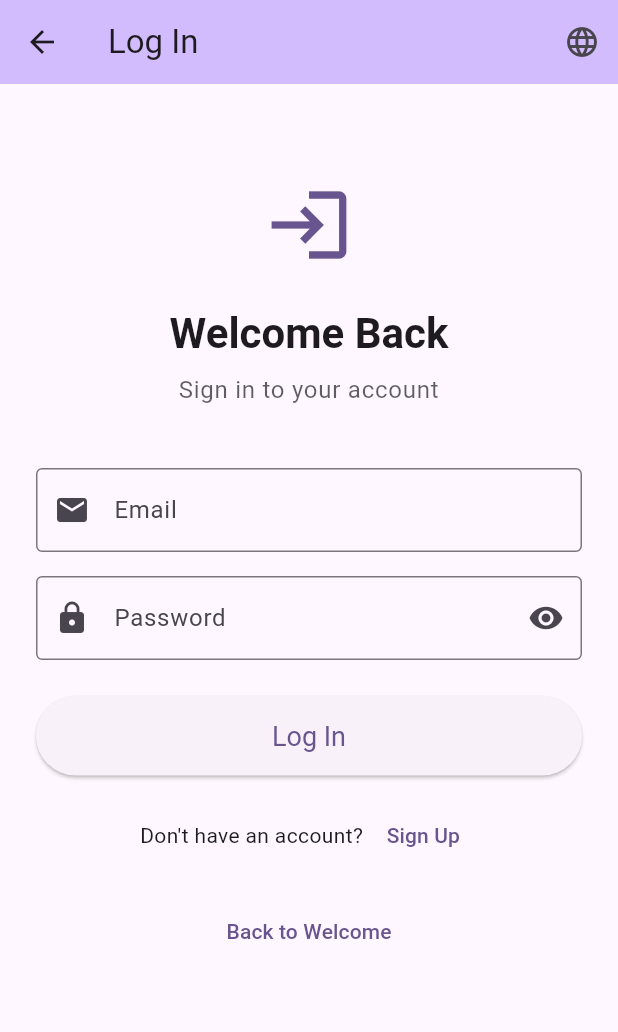
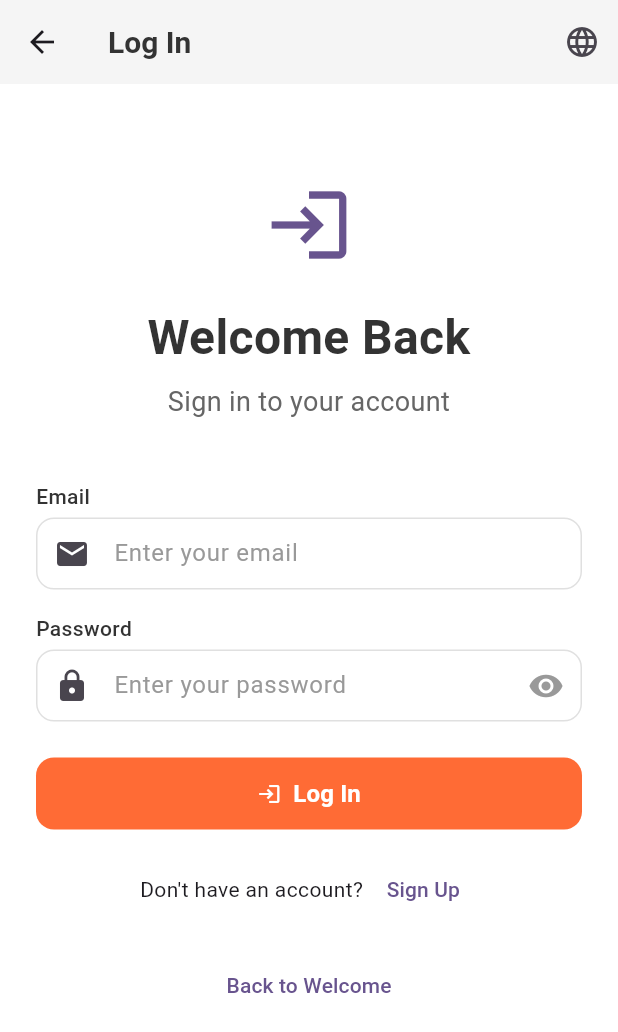
Before and after one commit to alexsukhrin/shum-ui, a Flutter app: the screen it shows after launch, after a tap on "Log In", on a phone screen of 412 x 824 dp. Shown: the top 1032 px of the screen. Run offline on Flutter 3.47's test engine with Material 3 defaults, Android fonts, the phone set to English and light mode, and no system bars.

Commit message:
Add detailed Figma to Flutter guide and custom input component with updated login page

```diff
--- a/lib/pages/login_page.dart
+++ b/lib/pages/login_page.dart
@@ -1,4 +1,9 @@
 import 'package:flutter/material.dart';
+import '../styles/colors.dart';
+import '../styles/typography.dart';
+
+import '../widgets/common/custom_button.dart';
+import '../widgets/common/custom_input.dart';
 
 class LoginPage extends StatefulWidget {
   final Function(Locale) onLanguageChanged;
@@ -14,7 +19,6 @@ class _LoginPageState extends State<LoginPage> {
   final _emailController = TextEditingController();
   final _passwordController = TextEditingController();
   bool _isLoading = false;
-  bool _obscurePassword = true;
 
   @override
   void dispose() {
@@ -58,9 +62,11 @@ class _LoginPageState extends State<LoginPage> {
   @override
   Widget build(BuildContext context) {
     return Scaffold(
+      backgroundColor: AppColors.background,
       appBar: AppBar(
-        backgroundColor: Theme.of(context).colorScheme.inversePrimary,
-        title: const Text('Log In'),
+        backgroundColor: AppColors.surface,
+        elevation: 0,
+        title: Text('Log In', style: AppTypography.h4),
         actions: [
           PopupMenuButton<Locale>(
             icon: const Icon(Icons.language),
@@ -98,31 +104,24 @@ class _LoginPageState extends State<LoginPage> {
                 const SizedBox(height: 24),
                 Text(
                   'Welcome Back',
-                  style: Theme.of(context).textTheme.headlineMedium?.copyWith(
-                    fontWeight: FontWeight.bold,
-                  ),
+                  style: AppTypography.h2,
                   textAlign: TextAlign.center,
                 ),
                 const SizedBox(height: 8),
                 Text(
                   'Sign in to your account',
-                  style: Theme.of(context).textTheme.bodyLarge?.copyWith(
-                    color: Theme.of(context).colorScheme.onSurface.withValues(alpha: 0.7),
-                  ),
+                  style: AppTypography.bodyLarge,
                   textAlign: TextAlign.center,
                 ),
                 const SizedBox(height: 40),
 
                 // Email Field
-                TextFormField(
+                CustomInput(
                   controller: _emailController,
+                  label: 'Email',
+                  hint: 'Enter your email',
                   keyboardType: TextInputType.emailAddress,
-                  decoration: const InputDecoration(
-                    labelText: 'Email',
-                    hintText: 'Enter your email',
-                    prefixIcon: Icon(Icons.email),
-                    border: OutlineInputBorder(),
-                  ),
+                  prefixIcon: const Icon(Icons.email),
                   validator: (value) {
                     if (value == null || value.isEmpty) {
                       return 'Please enter your email';
@@ -136,25 +135,12 @@ class _LoginPageState extends State<LoginPage> {
                 const SizedBox(height: 16),
 
                 // Password Field
-                TextFormField(
+                CustomInput(
                   controller: _passwordController,
-                  obscureText: _obscurePassword,
-                  decoration: InputDecoration(
-                    labelText: 'Password',
-                    hintText: 'Enter your password',
-                    prefixIcon: const Icon(Icons.lock),
-                    suffixIcon: IconButton(
-                      icon: Icon(
-                        _obscurePassword ? Icons.visibility : Icons.visibility_off,
-                      ),
-                      onPressed: () {
-                        setState(() {
-                          _obscurePassword = !_obscurePassword;
-                        });
-                      },
-                    ),
-                    border: const OutlineInputBorder(),
-                  ),
+                  label: 'Password',
+                  hint: 'Enter your password',
+                  obscureText: true,
+                  prefixIcon: const Icon(Icons.lock),
                   validator: (value) {
                     if (value == null || value.isEmpty) {
                       return 'Please enter your password';
@@ -168,19 +154,12 @@ class _LoginPageState extends State<LoginPage> {
                 const SizedBox(height: 24),
 
                 // Login Button
-                ElevatedButton(
+                CustomButton(
+                  text: 'Log In',
                   onPressed: _isLoading ? null : _handleLogin,
-                  style: ElevatedButton.styleFrom(
-                    padding: const EdgeInsets.symmetric(vertical: 16),
-                    textStyle: const TextStyle(fontSize: 18),
-                  ),
-                  child: _isLoading
-                      ? const SizedBox(
-                          height: 20,
-                          width: 20,
-                          child: CircularProgressIndicator(strokeWidth: 2),
-                        )
-                      : const Text('Log In'),
+                  isPrimary: true,
+                  isLoading: _isLoading,
+                  icon: Icons.login,
                 ),
                 const SizedBox(height: 16),
 
--- /dev/null
+++ b/lib/widgets/common/custom_input.dart
@@ -0,0 +1,155 @@
+import 'package:flutter/material.dart';
+import '../../styles/colors.dart';
+import '../../styles/typography.dart';
+import '../../styles/dimensions.dart';
+
+class CustomInput extends StatefulWidget {
+  final String? label;
+  final String? hint;
+  final String? error;
+  final TextEditingController? controller;
+  final TextInputType? keyboardType;
+  final bool obscureText;
+  final bool enabled;
+  final Widget? prefixIcon;
+  final Widget? suffixIcon;
+  final VoidCallback? onTap;
+  final ValueChanged<String>? onChanged;
+  final FormFieldValidator<String>? validator;
+  final int? maxLines;
+  final int? maxLength;
+
+  const CustomInput({
+    super.key,
+    this.label,
+    this.hint,
+    this.error,
+    this.controller,
+    this.keyboardType,
+    this.obscureText = false,
+    this.enabled = true,
+    this.prefixIcon,
+    this.suffixIcon,
+    this.onTap,
+    this.onChanged,
+    this.validator,
+    this.maxLines = 1,
+    this.maxLength,
+  });
+
+  @override
+  State<CustomInput> createState() => _CustomInputState();
+}
+
+class _CustomInputState extends State<CustomInput> {
+  bool _obscureText = false;
+  bool _hasFocus = false;
+
+  @override
+  void initState() {
+    super.initState();
+    _obscureText = widget.obscureText;
+  }
+
+  @override
+  Widget build(BuildContext context) {
+    return Column(
+      crossAxisAlignment: CrossAxisAlignment.start,
+      children: [
+        if (widget.label != null) ...[
+          Text(
+            widget.label!,
+            style: AppTypography.label,
+          ),
+          const SizedBox(height: AppDimensions.xs),
+        ],
+        Focus(
+          onFocusChange: (hasFocus) {
+            setState(() {
+              _hasFocus = hasFocus;
+            });
+          },
+          child: TextFormField(
+            controller: widget.controller,
+            keyboardType: widget.keyboardType,
+            obscureText: _obscureText,
+            enabled: widget.enabled,
+            onTap: widget.onTap,
+            onChanged: widget.onChanged,
+            validator: widget.validator,
+            maxLines: widget.maxLines,
+            maxLength: widget.maxLength,
+            style: AppTypography.body,
+            decoration: InputDecoration(
+              hintText: widget.hint,
+              hintStyle: AppTypography.body.copyWith(
+                color: AppColors.textLight,
+              ),
+              prefixIcon: widget.prefixIcon,
+              suffixIcon: widget.obscureText
+                  ? IconButton(
+                      icon: Icon(
+                        _obscureText ? Icons.visibility : Icons.visibility_off,
+                        color: AppColors.textLight,
+                      ),
+                      onPressed: () {
+                        setState(() {
+                          _obscureText = !_obscureText;
+                        });
+                      },
+                    )
+                  : widget.suffixIcon,
+              filled: true,
+              fillColor: widget.enabled ? AppColors.background : AppColors.surface,
+              border: OutlineInputBorder(
+                borderRadius: BorderRadius.circular(AppDimensions.radiusLg),
+                borderSide: const BorderSide(color: AppColors.border),
+              ),
+              enabledBorder: OutlineInputBorder(
+                borderRadius: BorderRadius.circular(AppDimensions.radiusLg),
+                borderSide: BorderSide(
+                  color: _hasFocus ? AppColors.primary : AppColors.border,
+                  width: _hasFocus ? 2 : 1,
+                ),
+              ),
+              focusedBorder: OutlineInputBorder(
+                borderRadius: BorderRadius.circular(AppDimensions.radiusLg),
+                borderSide: const BorderSide(
+                  color: AppColors.primary,
+                  width: 2,
+                ),
+              ),
+              errorBorder: OutlineInputBorder(
+                borderRadius: BorderRadius.circular(AppDimensions.radiusLg),
+                borderSide: const BorderSide(
+                  color: AppColors.error,
+                  width: 1,
+                ),
+              ),
+              focusedErrorBorder: OutlineInputBorder(
+                borderRadius: BorderRadius.circular(AppDimensions.radiusLg),
+                borderSide: const BorderSide(
+                  color: AppColors.error,
+                  width: 2,
+                ),
+              ),
+              contentPadding: const EdgeInsets.symmetric(
+                horizontal: AppDimensions.md,
+                vertical: AppDimensions.sm,
+              ),
+            ),
+          ),
+        ),
+        if (widget.error != null) ...[
+          const SizedBox(height: AppDimensions.xs),
+          Text(
+            widget.error!,
+            style: AppTypography.caption.copyWith(
+              color: AppColors.error,
+            ),
+          ),
+        ],
+      ],
+    );
+  }
+}
```
Also changed, not shown: 1 other file.
